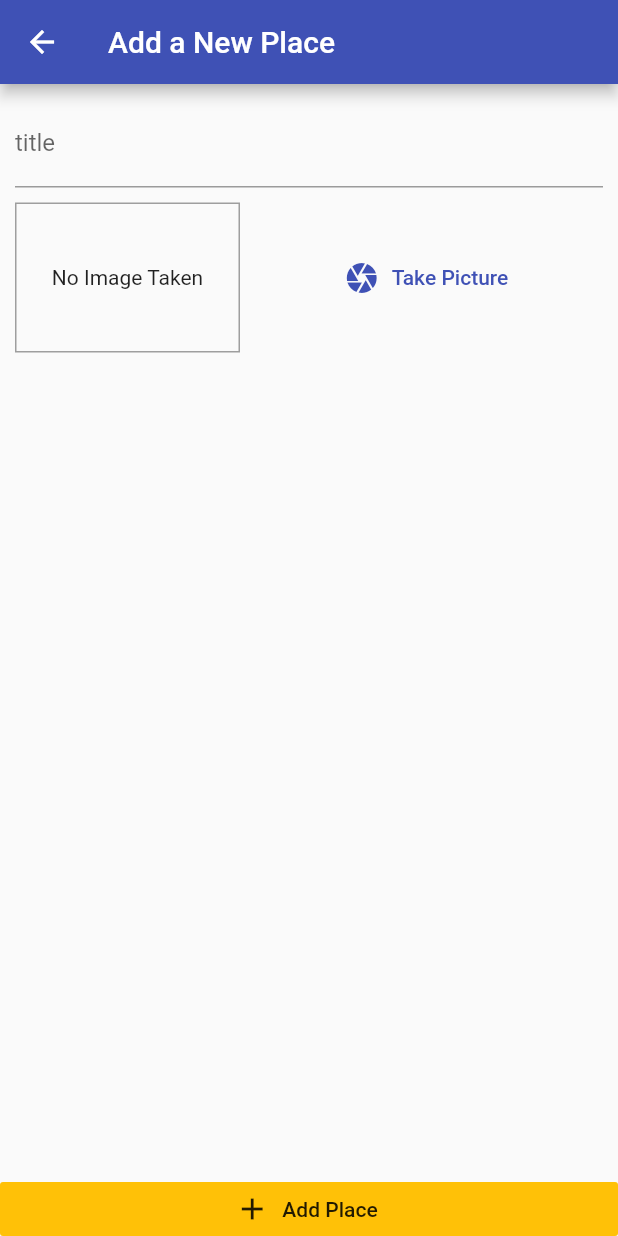
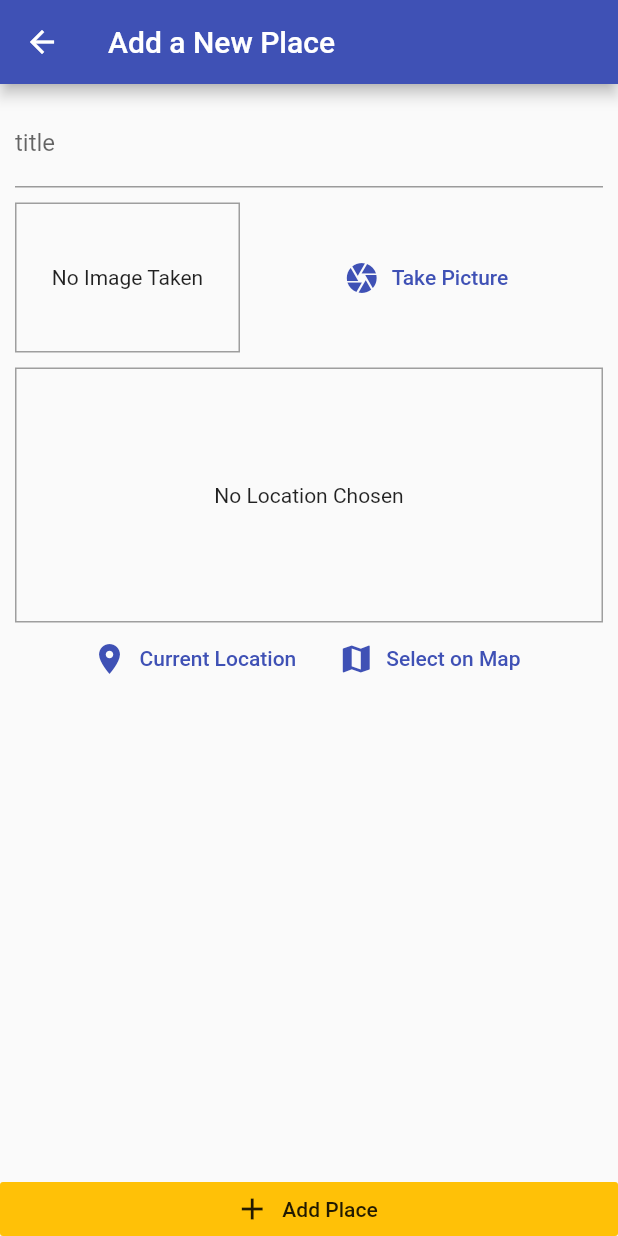
Before and after one commit to takaking216/great_places_app, a Flutter app: the AddPlaceScreen screen opened by its route, on a phone screen of 412 x 824 dp. Run offline on Flutter 3.47's test engine with Material 2 defaults, Android fonts, the phone set to English and light mode, and no system bars; our stand-ins replace image_picker, location, sqflite; accounts and stored records are empty.

Commit message:
位置情報取得

```diff
--- a/lib/screens/add_place_screen.dart
+++ b/lib/screens/add_place_screen.dart
@@ -4,6 +4,7 @@ import 'package:flutter/material.dart';
 import 'package:provider/provider.dart';
 
 import '../widgets/image_input.dart';
+import '../widgets/location_input.dart';
 import '../providers/great_places.dart';
 
 class AddPlaceScreen extends StatefulWidget {
@@ -53,6 +54,10 @@ class _AddPlaceScreenState extends State<AddPlaceScreen> {
                       height: 10,
                     ),
                     ImageInput(_selectImage),
+                    SizedBox(
+                      height: 10,
+                    ),
+                    LocationInput(),
                   ],
                 ),
               ),
--- /dev/null
+++ b/lib/widgets/location_input.dart
@@ -0,0 +1,63 @@
+import 'package:flutter/material.dart';
+import 'package:location/location.dart';
+
+class LocationInput extends StatefulWidget {
+  @override
+  _LocationInputState createState() => _LocationInputState();
+}
+
+class _LocationInputState extends State<LocationInput> {
+  String _previewImageUrl;
+
+  Future<void> _getCurrentUserLocation() async {
+    final locData = await Location().getLocation();
+    print(locData.latitude);
+    print(locData.longitude);
+  }
+
+  @override
+  Widget build(BuildContext context) {
+    return Column(
+      children: <Widget>[
+        Container(
+          height: 170,
+          width: double.infinity,
+          alignment: Alignment.center,
+          decoration:
+              BoxDecoration(border: Border.all(width: 1, color: Colors.grey)),
+          child: _previewImageUrl == null
+              ? Text(
+                  'No Location Chosen',
+                  textAlign: TextAlign.center,
+                )
+              : Image.network(
+                  _previewImageUrl,
+                  fit: BoxFit.cover,
+                  width: double.infinity,
+                ),
+        ),
+        Row(
+          mainAxisAlignment: MainAxisAlignment.center,
+          children: <Widget>[
+            FlatButton.icon(
+              onPressed: _getCurrentUserLocation,
+              icon: Icon(
+                Icons.location_on,
+              ),
+              label: Text('Current Location'),
+              textColor: Theme.of(context).primaryColor,
+            ),
+            FlatButton.icon(
+              onPressed: null,
+              icon: Icon(
+                Icons.map,
+              ),
+              label: Text('Select on Map'),
+              textColor: Theme.of(context).primaryColor,
+            ),
+          ],
+        ),
+      ],
+    );
+  }
+}
--- a/pubspec.yaml
+++ b/pubspec.yaml
@@ -33,6 +33,8 @@ dependencies:
   path_provider: ^1.6.11
   path: ^1.6.4
   sqflite: ^1.3.1
+  location: ^3.0.2
+
 
 dev_dependencies:
   flutter_test:
```
Also changed, not shown: pubspec.lock, 1 other file.
